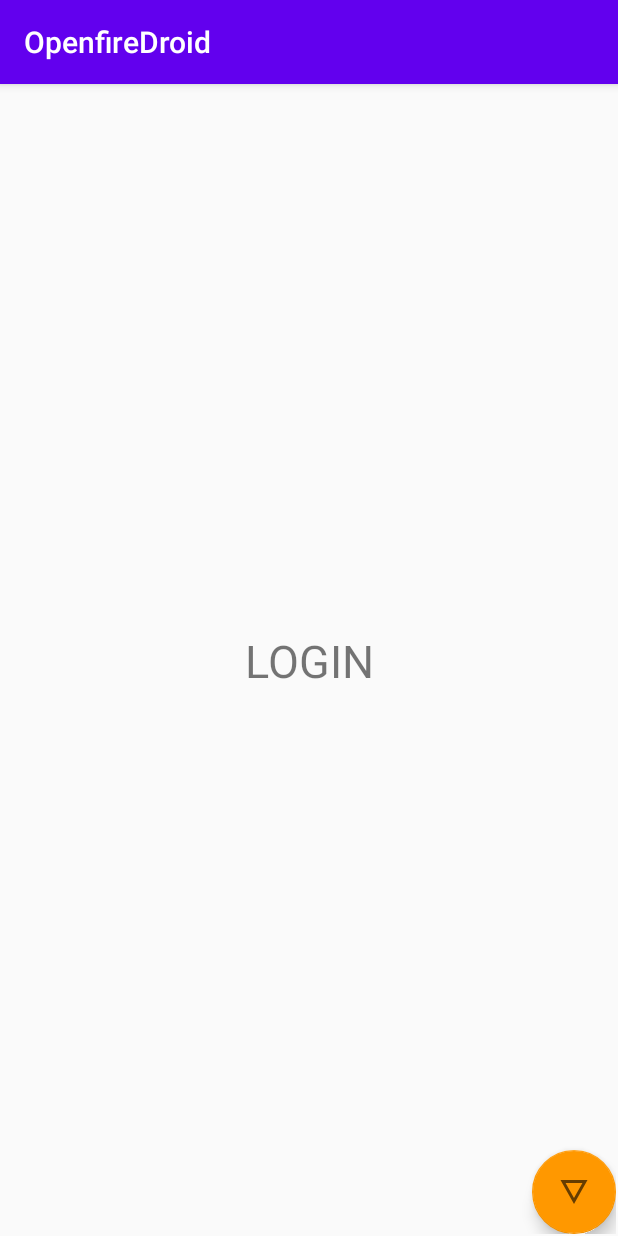
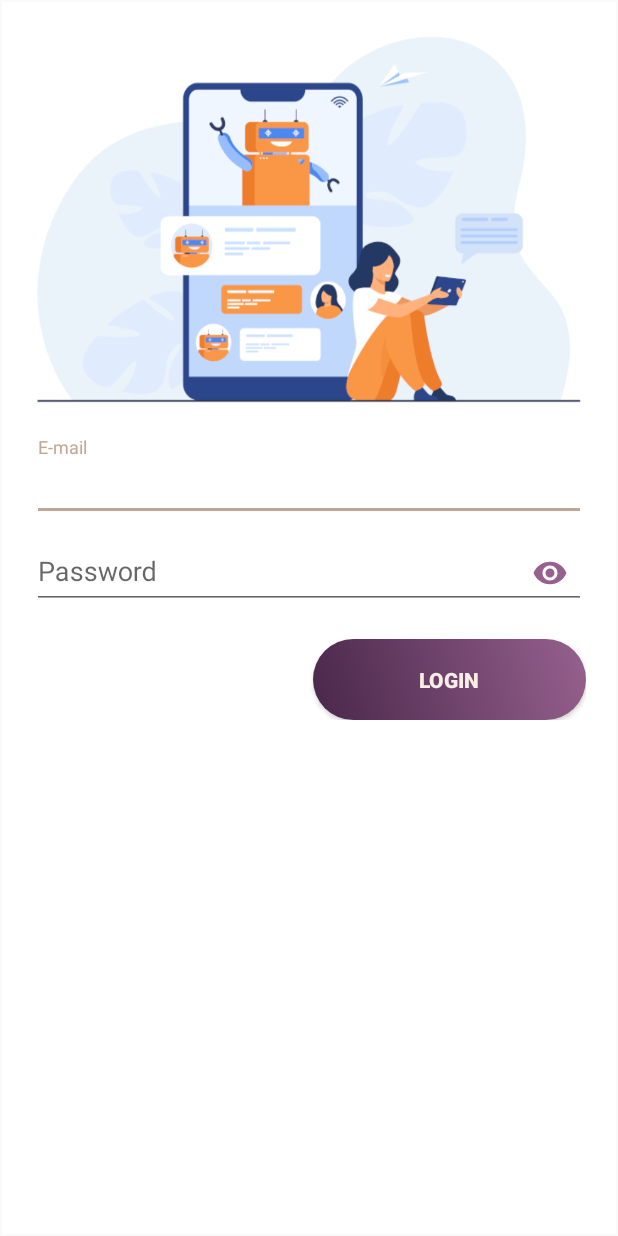
Before and after one commit to vipontes/openfiredroid, an Android app: the screen it shows after launch (MainActivity), on a phone screen of 412 x 824 dp. Run offline under Robolectric (Android 15) with nearby library versions, the light colour scheme and no system bars; our stand-ins replace data binding.

Commit message:
Building login layout

```diff
--- a/app/src/main/java/br/net/easify/openfiredroid/view/MainActivity.kt
+++ b/app/src/main/java/br/net/easify/openfiredroid/view/MainActivity.kt
@@ -1,17 +1,21 @@
 package br.net.easify.openfiredroid.view
 
+import android.os.Bundle
 import androidx.appcompat.app.AppCompatActivity
-import android.os.Bundle
-import androidx.appcompat.view.ActionMode
 import androidx.navigation.NavController
 import androidx.navigation.Navigation
-import androidx.navigation.ui.NavigationUI
 import br.net.easify.openfiredroid.R
 
 class MainActivity : AppCompatActivity() {
 
+    private lateinit var navController: NavController
+
     override fun onCreate(savedInstanceState: Bundle?) {
         super.onCreate(savedInstanceState)
         setContentView(R.layout.activity_main)
+
+        navController = Navigation.findNavController(this, R.id.mainFragment)
+//        val action = LoginFragmentDirections.actionLogin()
+//        navController.navigate(action)
     }
 }
--- /dev/null
+++ b/app/src/main/res/drawable/login_button_bk.xml
@@ -0,0 +1,17 @@
+<?xml version="1.0" encoding="utf-8"?>
+<shape xmlns:android="http://schemas.android.com/apk/res/android" android:shape="rectangle" >
+    <corners
+        android:radius="27dp"
+        />
+    <gradient
+        android:angle="45"
+        android:centerX="35%"
+        android:startColor="#49274a"
+        android:endColor="#96618e"
+        android:type="linear"
+        />
+    <size
+        android:width="182dp"
+        android:height="54dp"
+        />
+</shape>
--- a/app/src/main/res/layout/activity_main.xml
+++ b/app/src/main/res/layout/activity_main.xml
@@ -5,7 +5,6 @@
     android:layout_width="match_parent"
     android:layout_height="match_parent"
     tools:context=".view.MainActivity">
-
 
     <fragment
         android:id="@+id/mainFragment"
--- a/app/src/main/res/layout/fragment_login.xml
+++ b/app/src/main/res/layout/fragment_login.xml
@@ -2,30 +2,63 @@
 <layout xmlns:android="http://schemas.android.com/apk/res/android"
     xmlns:app="http://schemas.android.com/apk/res-auto"
     xmlns:tools="http://schemas.android.com/tools">
+
     <androidx.constraintlayout.widget.ConstraintLayout
         android:layout_width="match_parent"
         android:layout_height="match_parent"
+        android:background="@color/loginBackground"
         tools:context=".view.LoginFragment">
 
-
-        <TextView
-            android:id="@+id/textView"
-            android:layout_width="wrap_content"
-            android:layout_height="wrap_content"
-            android:text="LOGIN"
-            android:textSize="30sp"
-            app:layout_constraintBottom_toBottomOf="parent"
-            app:layout_constraintEnd_toEndOf="parent"
-            app:layout_constraintStart_toStartOf="parent"
+        <ImageView
+            android:id="@+id/coverImage"
+            android:layout_width="match_parent"
+            android:layout_height="250dp"
+            android:layout_margin="20dp"
+            android:scaleType="fitXY"
+            android:src="@drawable/login_image"
             app:layout_constraintTop_toTopOf="parent" />
 
-        <com.google.android.material.floatingactionbutton.FloatingActionButton
-            android:id="@+id/login"
-            android:layout_width="wrap_content"
+        <LinearLayout
+            android:layout_width="match_parent"
             android:layout_height="wrap_content"
-            android:clickable="true"
-            android:src="@drawable/ic_details"
-            app:layout_constraintBottom_toBottomOf="parent"
-            app:layout_constraintEnd_toEndOf="parent" />
+            android:layout_margin="20dp"
+            app:layout_constraintTop_toBottomOf="@id/coverImage"
+            android:orientation="vertical">
+
+            <com.google.android.material.textfield.TextInputLayout
+                android:layout_width="match_parent"
+                android:layout_height="wrap_content"
+                app:passwordToggleTint="@color/colorPrimary">
+
+                <com.google.android.material.textfield.TextInputEditText
+                    android:id="@+id/email"
+                    android:layout_width="match_parent"
+                    android:layout_height="wrap_content"
+                    android:hint="@string/email"
+                    android:inputType="textEmailAddress" />
+            </com.google.android.material.textfield.TextInputLayout>
+
+            <com.google.android.material.textfield.TextInputLayout
+                android:layout_width="match_parent"
+                android:layout_height="wrap_content"
+                app:passwordToggleEnabled="true"
+                app:passwordToggleTint="@color/colorPrimary">
+
+                <com.google.android.material.textfield.TextInputEditText
+                    android:id="@+id/password"
+                    android:layout_width="match_parent"
+                    android:layout_height="wrap_content"
+                    android:hint="@string/password"
+                    android:inputType="textPassword" />
+            </com.google.android.material.textfield.TextInputLayout>
+
+            <Button
+                android:id="@+id/login"
+                style="@style/loginButton"
+                android:layout_gravity="right"
+                android:layout_marginTop="20dp"
+                android:text="Login" />
+        </LinearLayout>
+
     </androidx.constraintlayout.widget.ConstraintLayout>
 </layout>
--- a/app/src/main/res/values/colors.xml
+++ b/app/src/main/res/values/colors.xml
@@ -1,6 +1,14 @@
 <?xml version="1.0" encoding="utf-8"?>
 <resources>
-    <color name="colorPrimary">#6200EE</color>
-    <color name="colorPrimaryDark">#3700B3</color>
-    <color name="colorAccent">#FF9800</color>
+    <color name="colorPrimary">#96618e</color>
+    <color name="colorPrimaryDark">#49274a</color>
+    <color name="colorAccent">#BFA893</color>
+    <color name="colorLight">#f8eee7</color>
+
+    <color name="loginBackground">#ffffff</color>
+
+    <color name="colorGray">#868686</color>
+    <color name="colorDarkGray">#616161</color>
+
+    <color name="colorRed">#e8505b</color>
 </resources>
--- a/app/src/main/res/values/strings.xml
+++ b/app/src/main/res/values/strings.xml
@@ -1,5 +1,5 @@
 <resources>
     <string name="app_name">OpenfireDroid</string>
-    <!-- TODO: Remove or change this placeholder text -->
-    <string name="hello_blank_fragment">Hello blank fragment</string>
+    <string name="password">Password</string>
+    <string name="email">E-mail</string>
 </resources>
--- a/app/src/main/res/values/styles.xml
+++ b/app/src/main/res/values/styles.xml
@@ -1,10 +1,18 @@
 <resources>
-    <!-- Base application theme. -->
-    <style name="AppTheme" parent="Theme.AppCompat.Light.DarkActionBar">
-        <!-- Customize your theme here. -->
+    <style name="AppTheme" parent="Theme.AppCompat.Light.NoActionBar">
         <item name="colorPrimary">@color/colorPrimary</item>
         <item name="colorPrimaryDark">@color/colorPrimaryDark</item>
         <item name="colorAccent">@color/colorAccent</item>
     </style>
 
+    <style name="viewParent">
+        <item name="android:layout_width">wrap_content</item>
+        <item name="android:layout_height">wrap_content</item>
+    </style>
+
+    <style name="loginButton" parent="viewParent">
+        <item name="android:background">@drawable/login_button_bk</item>
+        <item name="android:textColor">@color/colorLight</item>
+        <item name="android:textStyle">bold</item>
+    </style>
 </resources>
```
Also changed, not shown: app/src/main/res/drawable/login_image.png (added).
